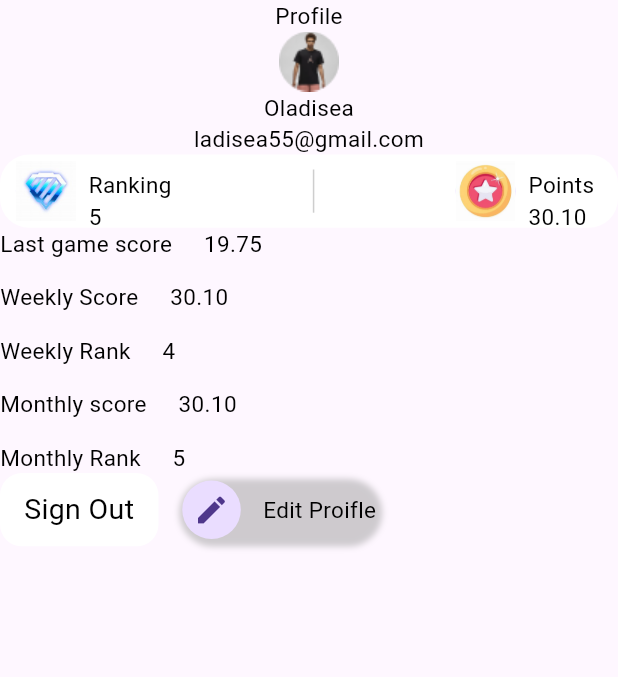
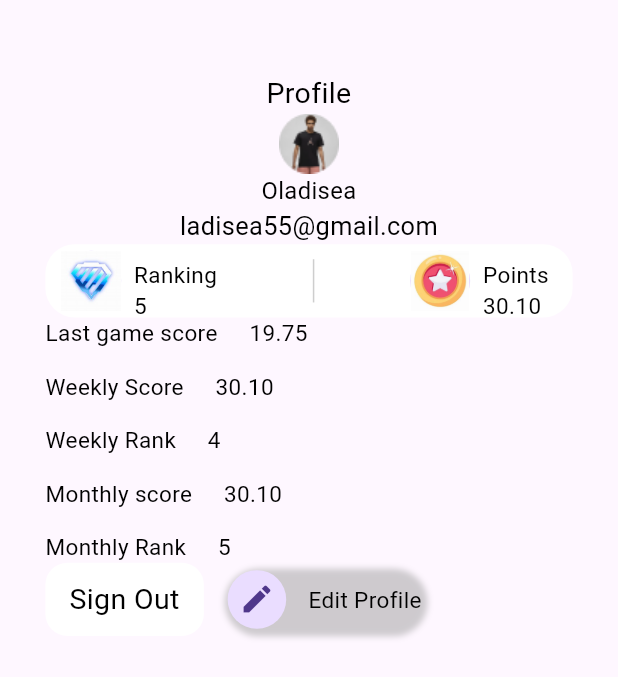
Before and after one commit to OLADISEA/trivia, a Flutter app: the ProfilePage screen opened directly, on a phone screen of 412 x 824 dp. Shown: the top 677 px of the screen. Run offline on Flutter 3.47's test engine with Material 3 defaults, Android fonts, the light colour scheme and no system bars; our stand-ins replace cloud_firestore, equatable, firebase_auth, firebase_core, flutter_bloc, flutter_screenutil and 1 more; accounts and stored records are empty; generated files the repository leaves out were written again; statements that could not run were skipped.

Commit message:
Made some changes

```diff
--- a/lib/features/home/presentation/pages/profile_page.dart
+++ b/lib/features/home/presentation/pages/profile_page.dart
@@ -7,18 +7,19 @@ import 'package:trivia/features/home/presentation/widgets/user_ranking.dart';
 import 'package:trivia/features/settings/widgets/sign_out.dart';
 
 class ProfilePage extends StatelessWidget {
-  const ProfilePage({Key? key}) : super(key: key);
+  const ProfilePage({super.key});
 
   @override
   Widget build(BuildContext context) {
     return Scaffold(
       body: Container(
+        margin: EdgeInsets.symmetric(horizontal: 31.h,vertical: 50.h),
         child: Column(
           children: [
-            Reusable(text: "Profile"),
-            Image.asset("assets/images/user-image.png"),
-            Reusable(text: "Oladisea"),
-            Reusable(text: "ladisea55@gmail.com"),
+            Reusable(text: "Profile",fontSize: 18.sp,),
+            Image.asset("assets/images/user-image.png",),
+            Reusable(text: "Oladisea",fontSize: 15.sp,),
+            Reusable(text: "ladisea55@gmail.com",fontSize: 16.sp,),
 
             const UserRanking(),
             const GameStats(statTitle: "Last game score", playerStat: '19.75'),
@@ -33,11 +34,12 @@ class ProfilePage extends StatelessWidget {
 
 
             Row(
+              mainAxisAlignment: MainAxisAlignment.start,
               children: [
-                SignOut(),
+                const SignOut(),
 
                 SizedBox(width: 15.w,),
-                ProfileAction(text: "Edit Proifle", icon: Icons.edit)
+                const ProfileAction(text: "Edit Profile", icon: Icons.edit)
 
               ],
             ),
```
